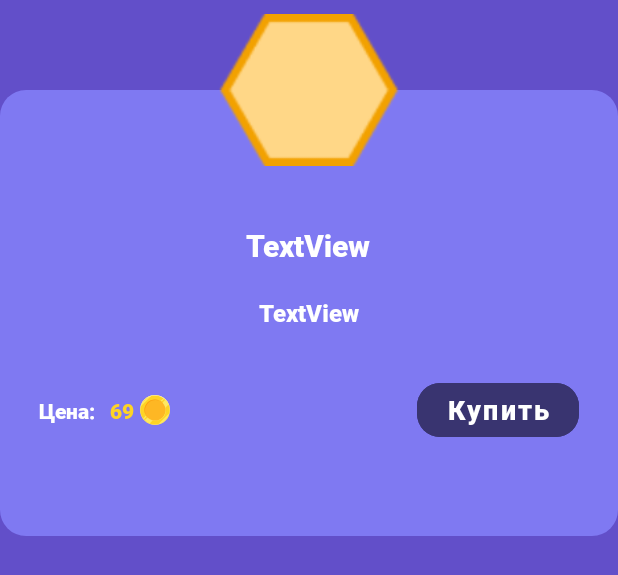
After one commit to monke-master/Play-Edu, an Android app: the layout dialog_power.xml on its own in the app's theme, with its tools: preview values and no code run, on a phone screen of 412 x 824 dp. The commit adds this screen. Shown: the top 575 px of the screen. Run offline under Robolectric (Android 15) with nearby library versions, the phone set to English and light mode, and no system bars.

Commit message:
power and achievements dialogs

```diff
--- a/app/src/main/java/ru/mirea/playedu/view/activity/RegistrationActivity.java
+++ b/app/src/main/java/ru/mirea/playedu/view/activity/RegistrationActivity.java
@@ -7,6 +7,7 @@ import android.os.Bundle;
 
 import ru.mirea.playedu.databinding.ActivityRegistrationBinding;
 
+// Активность с формой регистрации
 public class RegistrationActivity extends AppCompatActivity {
 
     @Override
--- /dev/null
+++ b/app/src/main/res/layout/dialog_power.xml
@@ -0,0 +1,107 @@
+<?xml version="1.0" encoding="utf-8"?>
+<androidx.constraintlayout.widget.ConstraintLayout xmlns:android="http://schemas.android.com/apk/res/android"
+    xmlns:app="http://schemas.android.com/apk/res-auto"
+    xmlns:tools="http://schemas.android.com/tools"
+    android:layout_width="match_parent"
+    android:layout_height="match_parent">
+
+    <LinearLayout
+        android:layout_width="match_parent"
+        android:layout_height="wrap_content"
+        android:layout_marginTop="60dp"
+        android:background="@drawable/shape_dialog"
+        android:orientation="vertical"
+        app:layout_constraintTop_toTopOf="@+id/achvmnt_img">
+
+        <TextView
+            android:id="@+id/name_txt"
+            style="@style/Header"
+            android:layout_width="wrap_content"
+            android:layout_height="wrap_content"
+            android:layout_gravity="center_horizontal"
+            android:layout_marginTop="90dp"
+            android:text="TextView"
+            android:textSize="@dimen/header1_txt_size" />
+
+        <TextView
+            android:layout_marginTop="20dp"
+            android:layout_gravity="center_horizontal"
+            android:id="@+id/descrpt_txt"
+            style="@style/DefaultText"
+            android:layout_marginBottom="30dp"
+            android:layout_width="wrap_content"
+            android:layout_height="wrap_content"
+            android:text="TextView" />
+
+        <androidx.constraintlayout.widget.ConstraintLayout
+            android:id="@+id/buy_layout"
+            android:layout_width="match_parent"
+            android:layout_height="wrap_content"
+            android:layout_marginBottom="60dp">
+
+            <TextView
+                android:id="@+id/price_hdr"
+                style="@style/DefaultText"
+                android:layout_width="wrap_content"
+                android:layout_height="wrap_content"
+                android:layout_marginStart="26dp"
+                android:text="@string/price"
+                android:textSize="@dimen/price_txt_size"
+                app:layout_constraintBottom_toBottomOf="parent"
+                app:layout_constraintStart_toStartOf="parent"
+                app:layout_constraintTop_toTopOf="parent" />
+
+            <ImageView
+                android:id="@+id/golden_ic2"
+                android:layout_width="wrap_content"
+                android:layout_height="wrap_content"
+                android:layout_gravity="center_vertical"
+                android:layout_marginStart="4dp"
+                android:src="@drawable/pic_golden_coin"
+                app:layout_constraintBottom_toBottomOf="parent"
+                app:layout_constraintStart_toEndOf="@+id/price_txt"
+                app:layout_constraintTop_toTopOf="parent" />
+
+            <TextView
+                android:id="@+id/price_txt"
+                style="@style/PriceText"
+                android:layout_width="wrap_content"
+                android:layout_height="wrap_content"
+                android:layout_gravity="center_vertical"
+                android:layout_marginStart="10dp"
+                android:layout_weight="1"
+                android:text="69"
+                android:textColor="@color/golden_coin"
+                app:layout_constraintBottom_toBottomOf="parent"
+                app:layout_constraintStart_toEndOf="@+id/price_hdr"
+                app:layout_constraintTop_toTopOf="parent" />
+
+            <Button
+                android:id="@+id/buy_btn"
+                style="@style/DefaultButton"
+                android:layout_width="wrap_content"
+                android:layout_height="wrap_content"
+                android:layout_gravity="center_horizontal"
+                android:layout_marginEnd="26dp"
+                android:backgroundTint="@color/purple_600"
+                android:paddingStart="20dp"
+                android:paddingEnd="20dp"
+                android:text="@string/buy"
+                app:layout_constraintBottom_toBottomOf="parent"
+                app:layout_constraintEnd_toEndOf="parent"
+                app:layout_constraintTop_toTopOf="parent"
+                app:layout_constraintVertical_bias="0.0" />
+
+        </androidx.constraintlayout.widget.ConstraintLayout>
+    </LinearLayout>
+
+    <ImageView
+        android:id="@+id/achvmnt_img"
+        android:layout_width="120dp"
+        android:layout_height="120dp"
+        app:layout_constraintEnd_toEndOf="parent"
+        app:layout_constraintStart_toStartOf="parent"
+        app:layout_constraintTop_toTopOf="parent"
+        app:srcCompat="@drawable/shape_power" />
+
+</androidx.constraintlayout.widget.ConstraintLayout>
--- a/app/src/main/res/values/strings.xml
+++ b/app/src/main/res/values/strings.xml
@@ -47,5 +47,6 @@
     <string name="powers_title">Силы</string>
     <string name="achievements_title">Достижения</string>
     <string name="leaderboard_title">Доска лидеров</string>
-
+    <string name="price">Цена:</string>
+    <string name="buy">Купить</string>
 </resources>
```
Also changed, not shown: app/src/main/java/ru/mirea/playedu/view/adapter/AchievementAdapter.java (+14 -10 lines), app/src/main/java/ru/mirea/playedu/view/adapter/PowerAdapter.java (+14 -7 lines), app/src/main/java/ru/mirea/playedu/view/dialog/AchievementDialog.java (added, +52 -0 lines), app/src/main/java/ru/mirea/playedu/view/dialog/PowerDialog.java (added, +51 -0 lines), app/src/main/java/ru/mirea/playedu/view/fragment/ProfileFragment.java (+15 -2 lines), app/src/main/res/layout/dialog_achievement.xml (added, +44 -0 lines), app/src/main/res/layout/dialog_profile.xml (added, +31 -0 lines).
